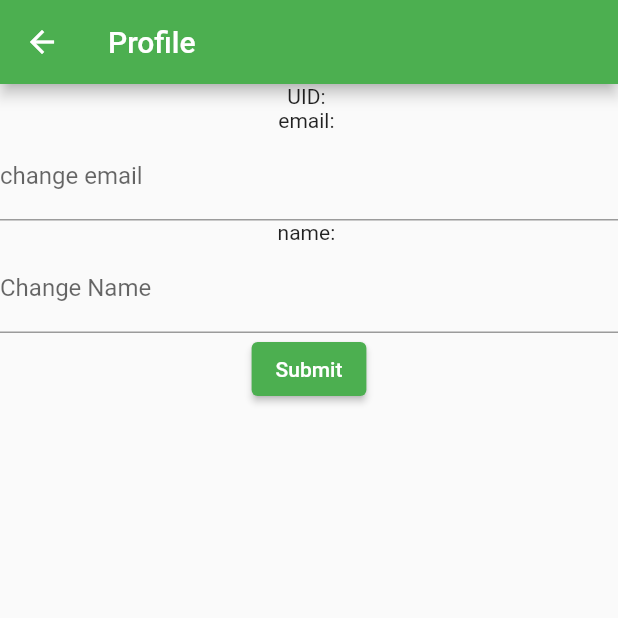
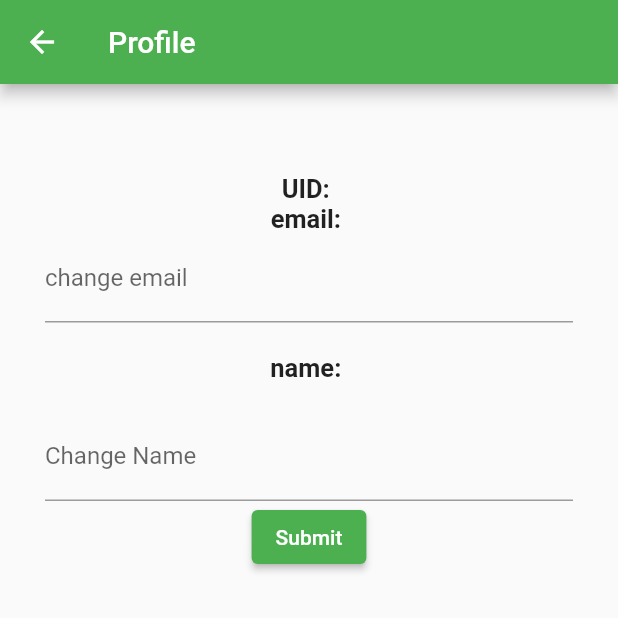
Before and after one commit to minculeteandrei/ShoppinCartApp, a Flutter app: the MyProfileScreen screen opened directly, after a tap on "Submit", on a phone screen of 412 x 824 dp, the top half of it. Run offline on Flutter 3.47's test engine with Material 2 defaults, Android fonts, the phone set to English and light mode, and no system bars; our stand-ins replace cloud_firestore, firebase_auth, firebase_core, google_sign_in; missing offline and left inert: flutterfire_ui; accounts and stored records are empty.

Commit message:
final hw

```diff
--- a/lib/MyProfileScreen.dart
+++ b/lib/MyProfileScreen.dart
@@ -23,16 +23,30 @@ class _MyProfileScreenState extends State<MyProfileScreen> {
 
   @override
   Widget build(BuildContext context) {
-    user.reload();
     return Scaffold(
       appBar: AppBar(
         title: Text("Profile"),
       ),
-      body: Center(
+      body: Padding(
+        padding: EdgeInsets.all(30),
+        child: Center(
           child: Column(
             children: [
-            Text("UID: " + user.uid),
-            Text("email: " + user.email.toString()),
+              SizedBox.fromSize(
+                size: Size(20, 30),
+              ),
+              Text("UID: " + user.uid,
+                style: TextStyle(
+                  fontSize: 17,
+                  fontWeight: FontWeight.bold,
+                ),
+              ),
+              Text("email: " + user.email.toString(),
+                style: TextStyle(
+                  fontSize: 17,
+                  fontWeight: FontWeight.bold,
+                ),
+              ),
               TextField(
                 decoration: InputDecoration(
                     labelText: "change email",
@@ -40,7 +54,18 @@ class _MyProfileScreenState extends State<MyProfileScreen> {
                 ),
                 controller: changeEmail,
               ),
-            Text("name: " + user.displayName.toString()),
+              SizedBox.fromSize(
+                size: Size(20, 20),
+              ),
+              Text("name: " + user.displayName.toString(),
+                style: TextStyle(
+                  fontSize: 17,
+                  fontWeight: FontWeight.bold,
+                ),
+              ),
+              SizedBox.fromSize(
+                size: Size(20, 20),
+              ),
               TextField(
                 decoration: InputDecoration(
                     labelText: "Change Name",
@@ -55,6 +80,7 @@ class _MyProfileScreenState extends State<MyProfileScreen> {
             ],
           ),
         ),
+      )
     );
   }
 
@@ -62,13 +88,18 @@ class _MyProfileScreenState extends State<MyProfileScreen> {
     if (changeEmail.text.trim() != "") {
       await user.updateEmail(changeEmail.text);
       FirebaseAuth.instance.signOut();
-      Navigator.pop(context);
-      Navigator.pop(context);
+      Navigator.popUntil(context, ModalRoute.withName("/"));
     }
     if (changeName.text.trim() != "") {
       await user.updateDisplayName(changeName.text);
+      //print(user.displayName);
+      setState(() {
+        user.reload();
+        user = FirebaseAuth.instance.currentUser!;
+      });
     }
 
-    setState(() {});
+    changeEmail.clear();
+    changeName.clear();
   }
 }
--- a/lib/product.dart
+++ b/lib/product.dart
@@ -7,8 +7,10 @@ class Product {
   final String name;
   final int qty;
   final double price;
+  bool addedToDb = false;
+  late final int dbId;
 
-  const Product({
+   Product({
     required this.name,
     required this.qty,
     required this.price,
```
Also changed, not shown: lib/home.dart (+62 -13 lines), lib/userDetailsPage.dart (+15 -2 lines). Lines whose indentation alone changed are shown as unchanged.
